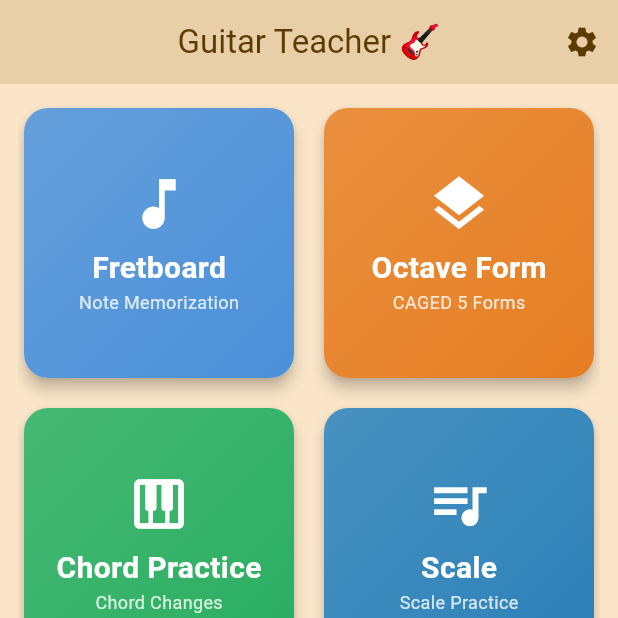
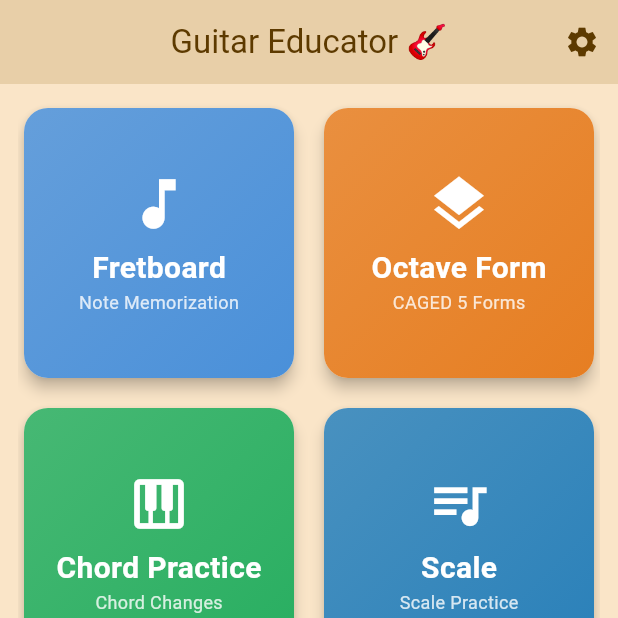
Before and after one commit to rnak24-lab/guitar-teacher, a Flutter app: the screen it shows after launch, on a phone screen of 412 x 824 dp, the top half of it. Run offline on Flutter 3.47's test engine with Material 3 defaults, Android fonts, the phone set to English and light mode, and no system bars; our stand-ins replace audioplayers, fl_chart, shared_preferences, table_calendar.

Commit message:
rename: Guitar Teacher → Guitar Educator
- App title, AndroidManifest, all localization strings updated
- Rate dialog, settings info page updated

Co-Authored-By: Claude Opus 4.6 (1M context) <noreply@anthropic.com>

```diff
--- a/lib/main.dart
+++ b/lib/main.dart
@@ -70,7 +70,7 @@ class GuitarTeacherAppState extends State<GuitarTeacherApp> {
   @override
   Widget build(BuildContext context) {
     return MaterialApp(
-      title: 'Guitar Teacher',
+      title: 'Guitar Educator',
       debugShowCheckedModeBanner: false,
       theme: _lightTheme,
       darkTheme: _darkTheme,
--- a/lib/screens/settings/settings_screen.dart
+++ b/lib/screens/settings/settings_screen.dart
@@ -85,7 +85,7 @@ class SettingsScreen extends StatelessWidget {
           _SectionHeader(title: tr('settings_info')),
           ListTile(
             leading: const Icon(Icons.info_outline),
-            title: const Text('Guitar Teacher'),
+            title: const Text('Guitar Educator'),
             subtitle: Text(tr('settings_version')),
           ),
           ListTile(
--- a/lib/services/app_localizations.dart
+++ b/lib/services/app_localizations.dart
@@ -29,7 +29,7 @@ class AppLocalizations extends ChangeNotifier {
     // ==================== ENGLISH ====================
     'en': {
       // App
-      'app_title': 'Guitar Teacher',
+      'app_title': 'Guitar Educator',
       'start': 'Start!',
       'next': 'Next',
       'done': 'Done',
@@ -59,7 +59,7 @@ class AppLocalizations extends ChangeNotifier {
       'home_settings_sub': 'Theme / Language',
 
       // Rate dialog
-      'rate_title': 'Enjoying Guitar Teacher? 🎸',
+      'rate_title': 'Enjoying Guitar Educator? 🎸',
       'rate_body': 'If you find this app helpful,\nplease rate us!',
 
       // Settings
@@ -179,7 +179,7 @@ class AppLocalizations extends ChangeNotifier {
 
     // ==================== KOREAN ====================
     'ko': {
-      'app_title': 'Guitar Teacher',
+      'app_title': 'Guitar Educator',
       'start': '시작!',
       'next': '다음',
       'done': '완료',
@@ -205,7 +205,7 @@ class AppLocalizations extends ChangeNotifier {
       'home_record_sub': '이번주 통계',
       'home_settings': '설정',
       'home_settings_sub': '테마/언어',
-      'rate_title': 'Guitar Teacher 잘 쓰고 계신가요? 🎸',
+      'rate_title': 'Guitar Educator 잘 쓰고 계신가요? 🎸',
       'rate_body': '도움이 되셨다면\n평점을 남겨주세요!',
       'settings_title': '설정',
       'settings_display': '화면',
@@ -309,7 +309,7 @@ class AppLocalizations extends ChangeNotifier {
 
     // ==================== JAPANESE ====================
     'ja': {
-      'app_title': 'Guitar Teacher',
+      'app_title': 'Guitar Educator',
       'start': 'スタート！',
       'next': '次へ',
       'done': '完了',
@@ -348,7 +348,7 @@ class AppLocalizations extends ChangeNotifier {
 
     // ==================== CHINESE ====================
     'zh': {
-      'app_title': 'Guitar Teacher',
+      'app_title': 'Guitar Educator',
       'start': '开始！',
       'next': '下一个',
       'done': '完成',
@@ -375,7 +375,7 @@ class AppLocalizations extends ChangeNotifier {
 
     // ==================== VIETNAMESE ====================
     'vi': {
-      'app_title': 'Guitar Teacher',
+      'app_title': 'Guitar Educator',
       'start': 'Bắt đầu!',
       'home_fretboard': 'Phím đàn',
       'home_fretboard_sub': 'Ghi nhớ nốt nhạc',
@@ -400,7 +400,7 @@ class AppLocalizations extends ChangeNotifier {
 
     // ==================== FRENCH ====================
     'fr': {
-      'app_title': 'Guitar Teacher',
+      'app_title': 'Guitar Educator',
       'start': 'Commencer !',
       'home_fretboard': 'Manche',
       'home_fretboard_sub': 'Mémoriser les notes',
@@ -425,7 +425,7 @@ class AppLocalizations extends ChangeNotifier {
 
     // ==================== SPANISH ====================
     'es': {
-      'app_title': 'Guitar Teacher',
+      'app_title': 'Guitar Educator',
       'start': '¡Empezar!',
       'home_fretboard': 'Diapasón',
       'home_fretboard_sub': 'Memorizar notas',
```
Also changed, not shown: 1 other file.
